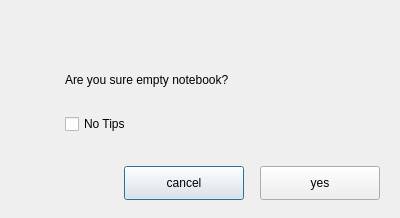
This is src/emptyNotes.ui in ukui/ukui-notebook as Qt 5 draws it before an edit. The edited form follows.
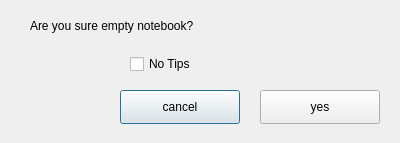
This is the edited form.

Commit message: Use theme pop window instead of frameless windows.

Patch:
```diff
--- a/src/emptyNotes.ui
+++ b/src/emptyNotes.ui
@@ -7,9 +7,21 @@
     <x>0</x>
     <y>0</y>
     <width>400</width>
-    <height>218</height>
+    <height>143</height>
    </rect>
   </property>
+  <property name="minimumSize">
+   <size>
+    <width>400</width>
+    <height>143</height>
+   </size>
+  </property>
+  <property name="maximumSize">
+   <size>
+    <width>400</width>
+    <height>143</height>
+   </size>
+  </property>
   <property name="windowTitle">
    <string>Dialog</string>
   </property>
@@ -18,16 +30,22 @@
     <rect>
      <x>0</x>
      <y>0</y>
-     <width>400</width>
-     <height>218</height>
+     <width>420</width>
+     <height>124</height>
     </rect>
    </property>
+   <property name="minimumSize">
+    <size>
+     <width>420</width>
+     <height>124</height>
+    </size>
+   </property>
    <widget class="QLabel" name="label">
     <property name="geometry">
      <rect>
-      <x>65</x>
-      <y>64</y>
-      <width>281</width>
+      <x>30</x>
+      <y>10</y>
+      <width>331</width>
       <height>31</height>
      </rect>
     </property>
@@ -42,8 +60,8 @@
    <widget class="QCheckBox" name="checkBox">
     <property name="geometry">
      <rect>
-      <x>65</x>
-      <y>110</y>
+      <x>130</x>
+      <y>50</y>
       <width>151</width>
       <height>28</height>
      </rect>
@@ -58,8 +76,8 @@
    <widget class="QPushButton" name="pushButton">
     <property name="geometry">
      <rect>
-      <x>124</x>
-      <y>166</y>
+      <x>120</x>
+      <y>90</y>
       <width>120</width>
       <height>34</height>
      </rect>
@@ -75,7 +93,7 @@
     <property name="geometry">
      <rect>
       <x>260</x>
-      <y>166</y>
+      <y>90</y>
       <width>120</width>
       <height>34</height>
      </rect>
```
Left out of the diff: 3 changed lines with no effect on the pictures. The commit also changes 1 other file.
